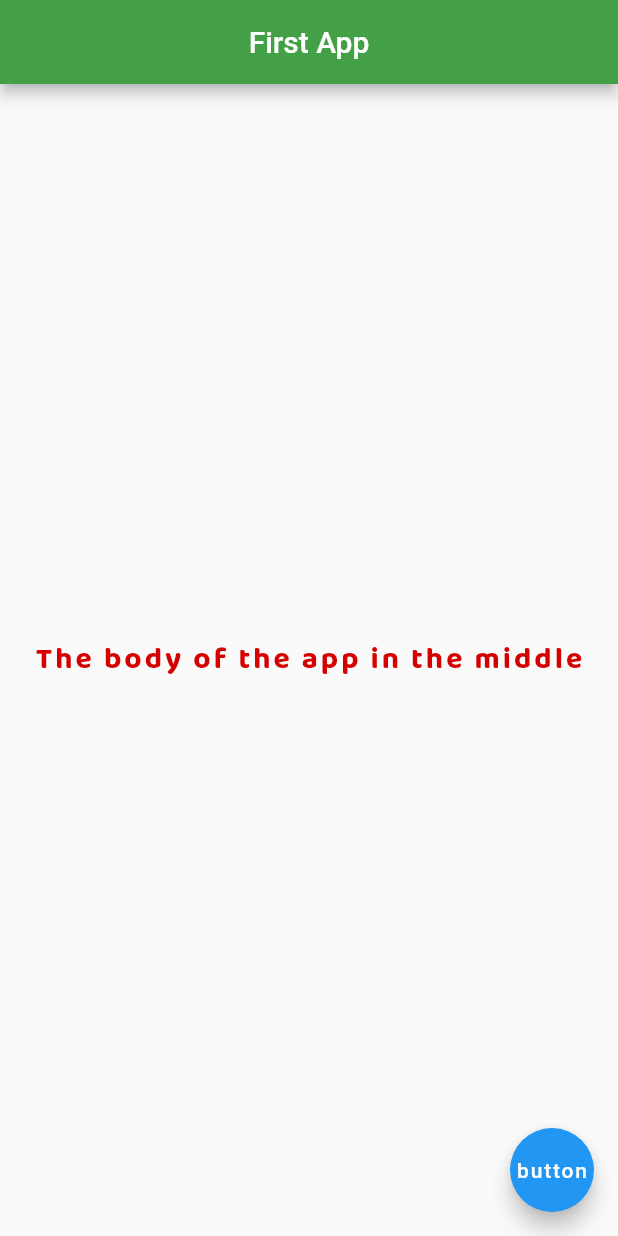
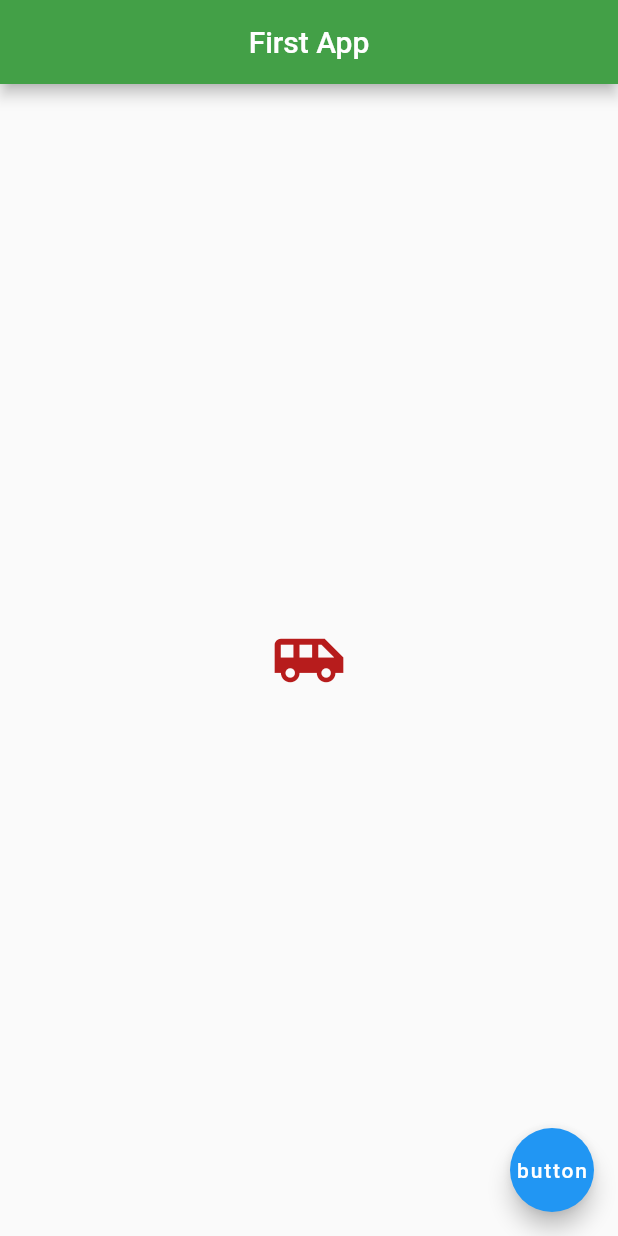
Before and after one commit to Marcellofabbri/First-Mobile-App, a Flutter app: the screen it shows after launch, on a phone screen of 412 x 824 dp. Run offline on Flutter 3.47's test engine with Material 2 defaults, Android fonts, the phone set to English and light mode, and no system bars.

Commit message:
add and style an Icon

```diff
--- a/lib/main.dart
+++ b/lib/main.dart
@@ -14,15 +14,10 @@ class Home extends StatelessWidget {
         backgroundColor: Colors.green[600],
       ),
       body: Center(
-        child: Text(
-            'The body of the app in the middle',
-            style: TextStyle(
-              fontSize: 20.0,
-              fontWeight: FontWeight.bold,
-              letterSpacing: 2.0,
-              color: Colors.redAccent[700],
-              fontFamily: 'BalooThambi',
-            )
+        child: Icon(
+          Icons.airport_shuttle,
+          color: Colors.red[900],
+          size: 50.0,
         ),
       ),
       floatingActionButton: FloatingActionButton(
--- a/pubspec.yaml
+++ b/pubspec.yaml
@@ -41,9 +41,8 @@ flutter:
   uses-material-design: true
 
   # To add assets to your application, add an assets section, like this:
-  # assets:
-  #  - images/a_dot_burr.jpeg
-  #  - images/a_dot_ham.jpeg
+  assets:
+    - assets/
 
   # An image asset can refer to one or more resolution-specific "variants", see
   # https://flutter.dev/assets-and-images/#resolution-aware.
```
Also changed, not shown: assets/650px-Member_States_of_the_European_Union_(polar_stereographic_projection)_EN.svg.png (added).
